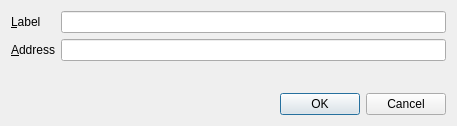
First picture: the form in src/qt/forms/editaddressdialog.ui, repository jamcont/BancoinCore, before the edit.
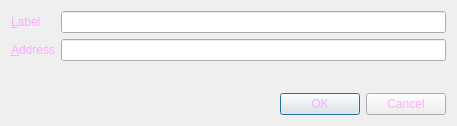
Second picture: the form after the edit. Icons and pictures are not drawn.

```diff
--- a/src/qt/forms/editaddressdialog.ui
+++ b/src/qt/forms/editaddressdialog.ui
@@ -13,6 +13,10 @@
   <property name="windowTitle">
    <string>Edit Address</string>
   </property>
+  <property name="styleSheet">
+   <string notr="true">background-image: url(:/images/bkg2);
+color: rgb(255, 170, 255);</string>
+  </property>
   <layout class="QVBoxLayout" name="verticalLayout">
    <item>
     <layout class="QFormLayout" name="formLayout">
```
